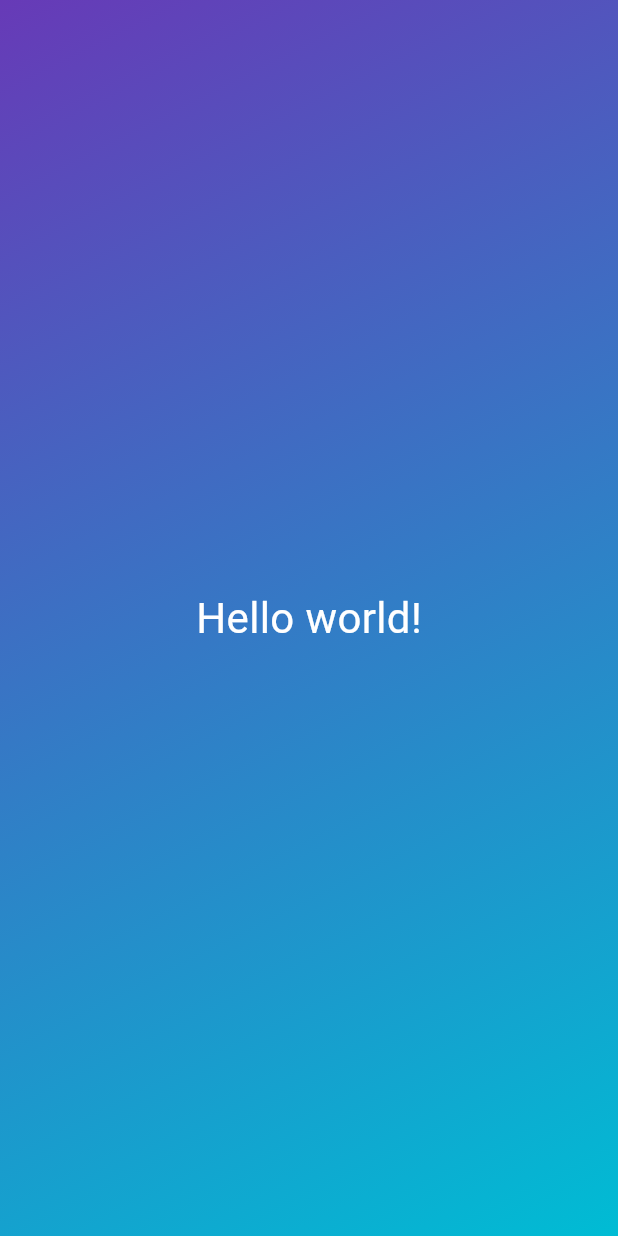
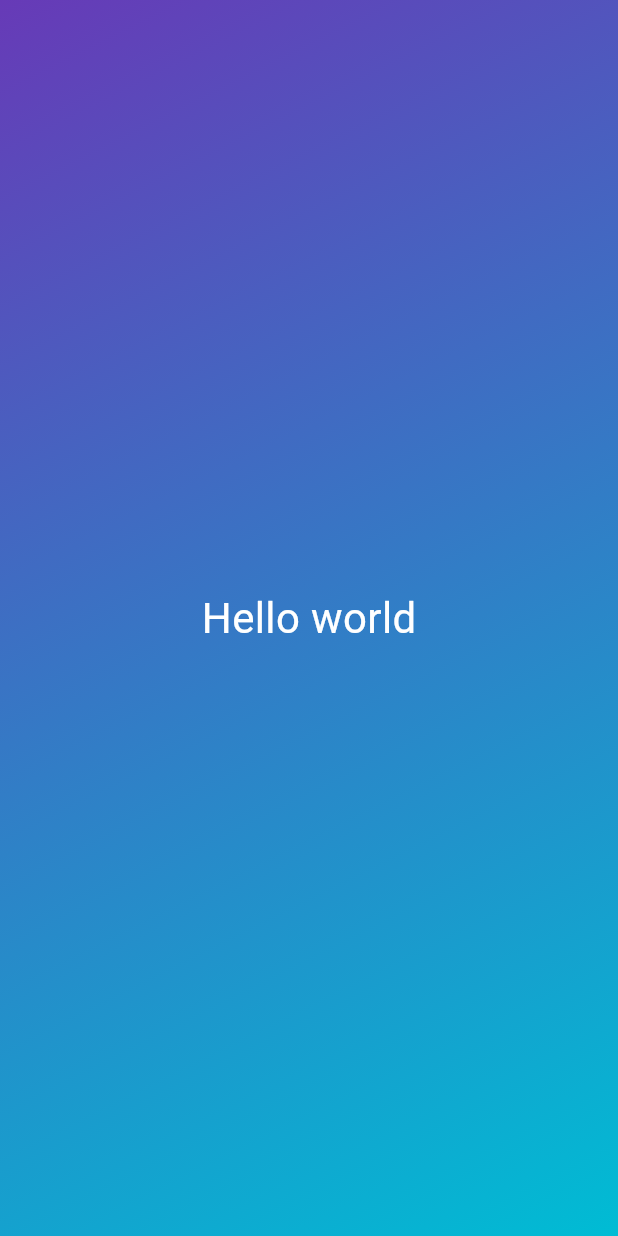
Before and after one commit to M9heb/Flutter-first-app, a Flutter app: the screen it shows after launch, on a phone screen of 412 x 824 dp. Run offline on Flutter 3.47's test engine with Material 3 defaults, Android fonts, the phone set to English and light mode, and no system bars.

Commit message:
property applies on the styled_text

```diff
--- a/lib/gradient_container.dart
+++ b/lib/gradient_container.dart
@@ -18,7 +18,7 @@ class GradientContainer extends StatelessWidget {
           // transform: GradientRotation(1.57)),
         ),
       ),
-      child: StyledText(),
+      child: StyledText("Hello world"),
     );
   }
 }
--- a/lib/styled_text.dart
+++ b/lib/styled_text.dart
@@ -1,12 +1,13 @@
 import 'package:flutter/material.dart';
 
 class StyledText extends StatelessWidget {
-  const StyledText({super.key});
+  const StyledText(this.text, {super.key});
+  final String text;
   @override
   Widget build(context) {
-    return const Center(
+    return Center(
         child: Text(
-      'Hello world!',
+      text,
       style: TextStyle(
         color: Colors.white,
         fontSize: 28,
```
